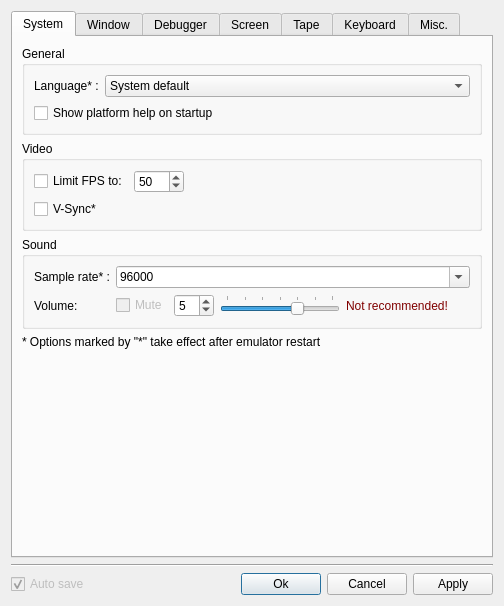
vpyk/emu80v4, file src/qt/qtSettingsDialog.ui: the form before one commit.
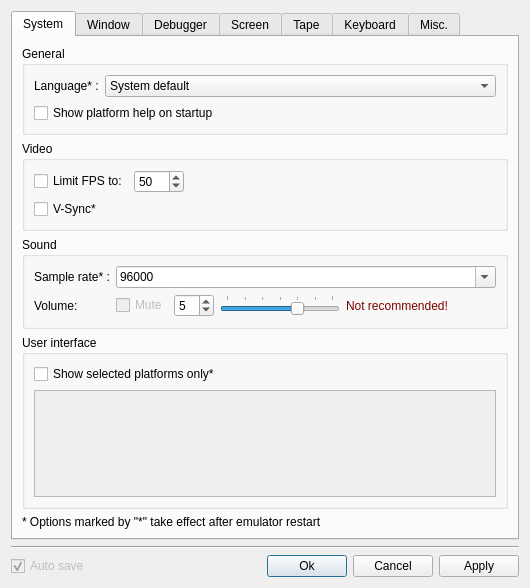
The form after the commit. The open tabs and pages were chosen to show the change.

Commit message: Add option to show only necessary platforms

Patch:
```diff
--- a/src/qt/qtSettingsDialog.ui
+++ b/src/qt/qtSettingsDialog.ui
@@ -6,8 +6,8 @@
    <rect>
     <x>0</x>
     <y>0</y>
-    <width>491</width>
-    <height>606</height>
+    <width>530</width>
+    <height>588</height>
    </rect>
   </property>
   <property name="sizePolicy">
@@ -391,6 +391,29 @@
          </layout>
         </widget>
        </item>
+       <item>
+        <widget class="QGroupBox" name="uiGroupBox">
+         <property name="title">
+          <string>User interface</string>
+         </property>
+         <layout class="QVBoxLayout" name="verticalLayout_10">
+          <item>
+           <widget class="QCheckBox" name="selectedPlatformsCheckBox">
+            <property name="text">
+             <string>Show selected platforms only*</string>
+            </property>
+           </widget>
+          </item>
+          <item>
+           <widget class="QListWidget" name="platformsListWidget">
+            <property name="enabled">
+             <bool>false</bool>
+            </property>
+           </widget>
+          </item>
+         </layout>
+        </widget>
+       </item>
        <item>
         <widget class="QLabel" name="label_5">
          <property name="text">
@@ -409,7 +432,7 @@
          <property name="sizeHint" stdset="0">
           <size>
            <width>286</width>
-           <height>60</height>
+           <height>10</height>
           </size>
          </property>
         </spacer>
```
Left out of the diff: 4 changed lines with no effect on the pictures. The commit also changes 7 other files.
